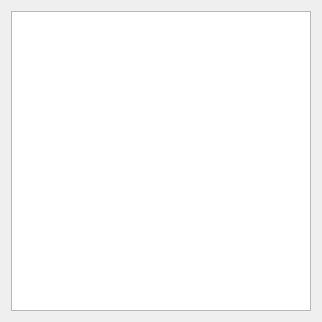
Qt form mainwindow.ui (Maryann13/CG_Individual2) before a commit.
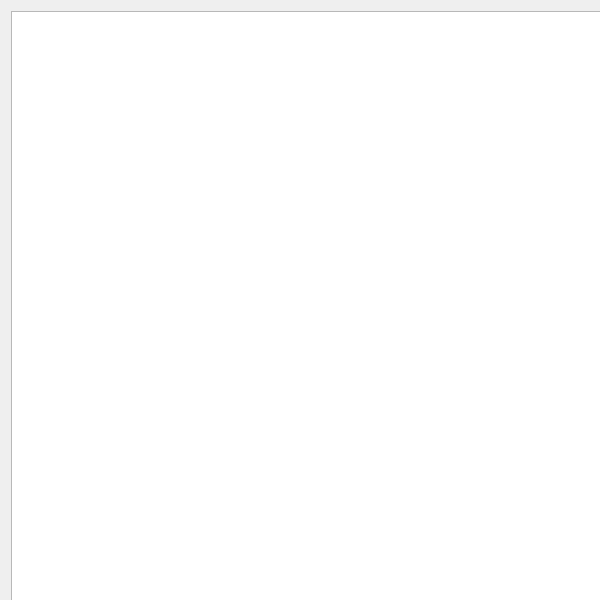
The same form after that commit.

```diff
--- a/mainwindow.ui
+++ b/mainwindow.ui
@@ -1,7 +1,15 @@
 <?xml version="1.0" encoding="UTF-8"?>
 <ui version="4.0">
  <class>MainWindow</class>
- <widget class="QWidget" name="MainWindow">  
+ <widget class="QWidget" name="MainWindow">
+  <property name="geometry">
+   <rect>
+    <x>0</x>
+    <y>0</y>
+    <width>600</width>
+    <height>600</height>
+   </rect>
+  </property>
   <property name="sizePolicy">
    <sizepolicy hsizetype="Preferred" vsizetype="Preferred">
     <horstretch>0</horstretch>
@@ -22,8 +30,8 @@
     <widget class="QGraphicsView" name="graphicsView">
      <property name="minimumSize">
       <size>
-       <width>300</width>
-       <height>300</height>
+       <width>600</width>
+       <height>600</height>
       </size>
      </property>
     </widget>
```
